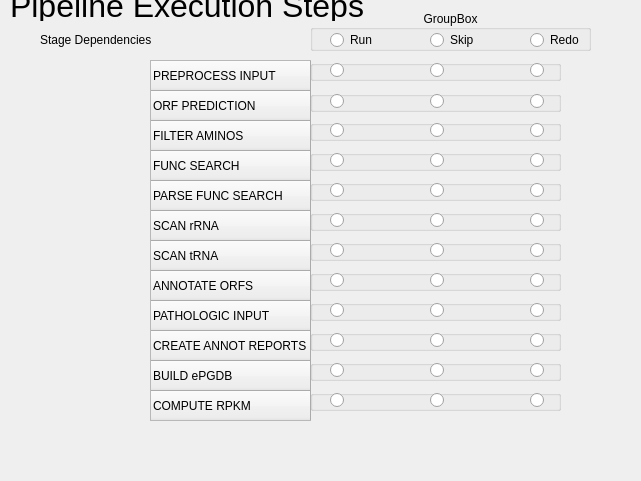
First picture: the form in tabs/RunConfig.ui, repository hallamlab/MetaPathwaysGUI, before the edit; both pictures show x 0 to 641 and y 190 to 671 of the 736 by 862 pixel window.
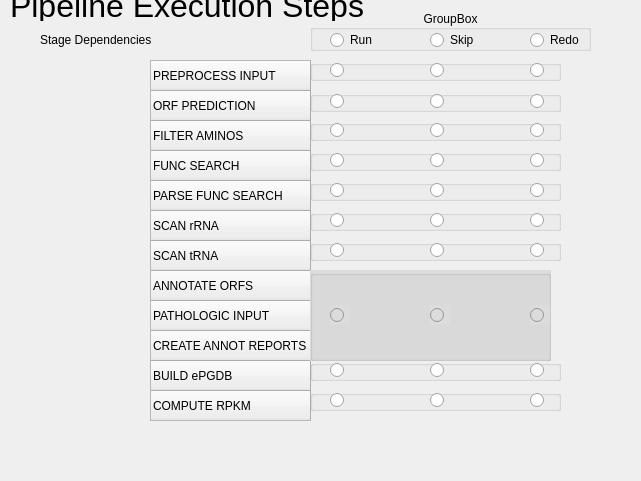
Second picture: the form after the edit. Icons and pictures are not drawn.

Commit message: (a) Fixed the but about not remembering the input folder (b) Collapsed the ANNOTATION and Pathologic input generation step

```diff
--- a/tabs/RunConfig.ui
+++ b/tabs/RunConfig.ui
@@ -207,6 +207,13 @@
     <property name="toolTip">
      <string>&lt;html&gt;&lt;head/&gt;&lt;body&gt;&lt;p&gt;The preprocess step filters out the contigs based on the minimum length, presence of ambiguous nucleotide positions. Contigs with ambiguous sequences are split into, separate contigs, at the regions where ambiguous sequences appear. The resulting conigs are filtered out if they are below the minimum length threshold. The resulting filtered sequences are made available into the folder &amp;quot;preprocessed&amp;quot;&lt;/p&gt;&lt;/body&gt;&lt;/html&gt;</string>
     </property>
+    <property name="background">
+     <color>
+      <red>220</red>
+      <green>220</green>
+      <blue>220</blue>
+     </color>
+    </property>
    </row>
    <row>
     <property name="text">
@@ -263,6 +270,22 @@
     <property name="toolTip">
      <string>&lt;html&gt;&lt;head/&gt;&lt;body&gt;&lt;p&gt;&lt;span style=&quot; font-size:12pt;&quot;&gt;Based on the parsed homology search results against reference protein databases, tRNA scan results and matches against the LSU and SSU rRNA   sequence databases annotations for individual ORFs are created.&lt;/span&gt;&lt;/p&gt;&lt;p align=&quot;justify&quot;&gt;&lt;span style=&quot; font-size:12pt;&quot;&gt;The functional annotation is done by synthesizing  the annotations from the reference databases, after removing redundant texts and also making sure that the annotations from different reference databases are in agreement with each other.&lt;/span&gt;&lt;/p&gt;&lt;p align=&quot;justify&quot;&gt;&lt;span style=&quot; font-size:12pt;&quot;&gt;The taxonomic annotation is done by applying the LCA (lowest common ancestor rule) on the hits from the RefSeq NR protein database.&lt;/span&gt;&lt;/p&gt;&lt;/body&gt;&lt;/html&gt;</string>
     </property>
+    <property name="background">
+     <color>
+      <red>0</red>
+      <green>0</green>
+      <blue>0</blue>
+     </color>
+    </property>
+    <property name="foreground">
+     <brush brushstyle="NoBrush">
+      <color alpha="255">
+       <red>0</red>
+       <green>0</green>
+       <blue>0</blue>
+      </color>
+     </brush>
+    </property>
    </row>
    <row>
     <property name="text">
@@ -655,8 +678,8 @@
     <rect>
      <x>310</x>
      <y>460</y>
-     <width>251</width>
-     <height>21</height>
+     <width>241</width>
+     <height>91</height>
     </rect>
    </property>
    <property name="toolTip">
@@ -669,6 +692,9 @@
 &lt;p align=&quot;justify&quot; style=&quot; margin-top:0px; margin-bottom:0px; margin-left:0px; margin-right:0px; -qt-block-indent:0; text-indent:0px;&quot;&gt;&lt;span style=&quot; font-size:12pt;&quot;&gt;The taxonomic annotation is done by applying the LCA (lowest common ancestor rule) on the hits from the RefSeq NR protein database.&lt;/span&gt;&lt;/p&gt;
 &lt;p align=&quot;justify&quot; style=&quot;-qt-paragraph-type:empty; margin-top:0px; margin-bottom:0px; margin-left:0px; margin-right:0px; -qt-block-indent:0; text-indent:0px;&quot;&gt;&lt;br /&gt;&lt;/p&gt;&lt;/body&gt;&lt;/html&gt;</string>
    </property>
+   <property name="styleSheet">
+    <string notr="true">background-color: rgb(220, 220, 220);</string>
+   </property>
    <property name="title">
     <string/>
    </property>
@@ -679,7 +705,7 @@
     <property name="geometry">
      <rect>
       <x>20</x>
-      <y>0</y>
+      <y>35</y>
       <width>20</width>
       <height>20</height>
      </rect>
@@ -692,7 +718,7 @@
     <property name="geometry">
      <rect>
       <x>120</x>
-      <y>0</y>
+      <y>35</y>
       <width>20</width>
       <height>20</height>
      </rect>
@@ -705,68 +731,7 @@
     <property name="geometry">
      <rect>
       <x>220</x>
-      <y>0</y>
-      <width>20</width>
-      <height>20</height>
-     </rect>
-    </property>
-    <property name="text">
-     <string/>
-    </property>
-   </widget>
-  </widget>
-  <widget class="QGroupBox" name="metapaths_stepsCREATE_ANNOT_REPORTS">
-   <property name="enabled">
-    <bool>true</bool>
-   </property>
-   <property name="geometry">
-    <rect>
-     <x>310</x>
-     <y>520</y>
-     <width>251</width>
-     <height>21</height>
-    </rect>
-   </property>
-   <property name="toolTip">
-    <string>&lt;html&gt;&lt;head/&gt;&lt;body&gt;&lt;p&gt;&lt;span style=&quot; font-size:12pt;&quot;&gt;Report tables summarizing and listing the functional and taxonomic annotation for all the ORFs in a sample are computed.The results are dropped in the folder &lt;/span&gt;&lt;span style=&quot; font-size:12pt; color:#31dc46;&quot;&gt;results/annotation_table&lt;/span&gt;&lt;/p&gt;&lt;/body&gt;&lt;/html&gt;</string>
-   </property>
-   <property name="title">
-    <string/>
-   </property>
-   <property name="flat">
-    <bool>true</bool>
-   </property>
-   <widget class="QRadioButton" name="create_annot_reportsYES">
-    <property name="geometry">
-     <rect>
-      <x>20</x>
-      <y>0</y>
-      <width>20</width>
-      <height>21</height>
-     </rect>
-    </property>
-    <property name="text">
-     <string/>
-    </property>
-   </widget>
-   <widget class="QRadioButton" name="create_annot_reportsSKIP">
-    <property name="geometry">
-     <rect>
-      <x>120</x>
-      <y>0</y>
-      <width>20</width>
-      <height>20</height>
-     </rect>
-    </property>
-    <property name="text">
-     <string/>
-    </property>
-   </widget>
-   <widget class="QRadioButton" name="create_annot_reportsREDO">
-    <property name="geometry">
-     <rect>
-      <x>220</x>
-      <y>0</y>
+      <y>35</y>
       <width>20</width>
       <height>20</height>
      </rect>
@@ -1239,68 +1204,6 @@
     <bool>true</bool>
    </property>
   </widget>
-  <widget class="QGroupBox" name="metapaths_stepsPATHOLOGIC_INPUT">
-   <property name="geometry">
-    <rect>
-     <x>310</x>
-     <y>490</y>
-     <width>251</width>
-     <height>21</height>
-    </rect>
-   </property>
-   <property name="toolTip">
-    <string>&lt;!DOCTYPE HTML PUBLIC &quot;-//W3C//DTD HTML 4.0//EN&quot; &quot;http://www.w3.org/TR/REC-html40/strict.dtd&quot;&gt;
-&lt;html&gt;&lt;head&gt;&lt;meta name=&quot;qrichtext&quot; content=&quot;1&quot; /&gt;&lt;style type=&quot;text/css&quot;&gt;
-p, li { white-space: pre-wrap; }
-&lt;/style&gt;&lt;/head&gt;&lt;body style=&quot; font-family:'Lucida Grande'; font-size:13pt; font-weight:400; font-style:normal;&quot;&gt;
-&lt;p align=&quot;justify&quot; style=&quot; margin-top:0px; margin-bottom:0px; margin-left:0px; margin-right:0px; -qt-block-indent:0; text-indent:0px;&quot;&gt;&lt;span style=&quot; font-size:12pt;&quot;&gt;The functional and taxonomic annotations created for the individual ORFs are used to create the inputs required by Pathway-Tools's Pathologic algorithm  to create the ePGDBs. The input consists of 4 files that contains functional annotations and sequences with relevant information, this information is used by Pathologic to create the ePGDBs.&lt;/span&gt;&lt;/p&gt;&lt;/body&gt;&lt;/html&gt;</string>
-   </property>
-   <property name="title">
-    <string/>
-   </property>
-   <property name="flat">
-    <bool>true</bool>
-   </property>
-   <widget class="QRadioButton" name="pathologic_inputYES">
-    <property name="geometry">
-     <rect>
-      <x>20</x>
-      <y>0</y>
-      <width>20</width>
-      <height>20</height>
-     </rect>
-    </property>
-    <property name="text">
-     <string/>
-    </property>
-   </widget>
-   <widget class="QRadioButton" name="pathologic_inputSKIP">
-    <property name="geometry">
-     <rect>
-      <x>120</x>
-      <y>0</y>
-      <width>20</width>
-      <height>20</height>
-     </rect>
-    </property>
-    <property name="text">
-     <string/>
-    </property>
-   </widget>
-   <widget class="QRadioButton" name="pathologic_inputREDO">
-    <property name="geometry">
-     <rect>
-      <x>220</x>
-      <y>0</y>
-      <width>20</width>
-      <height>20</height>
-     </rect>
-    </property>
-    <property name="text">
-     <string/>
-    </property>
-   </widget>
-  </widget>
   <widget class="QLabel" name="label_6">
    <property name="geometry">
     <rect>
```
Left out of the diff: 5 changed lines with no effect on the pictures. The commit also changes 7 other files.
